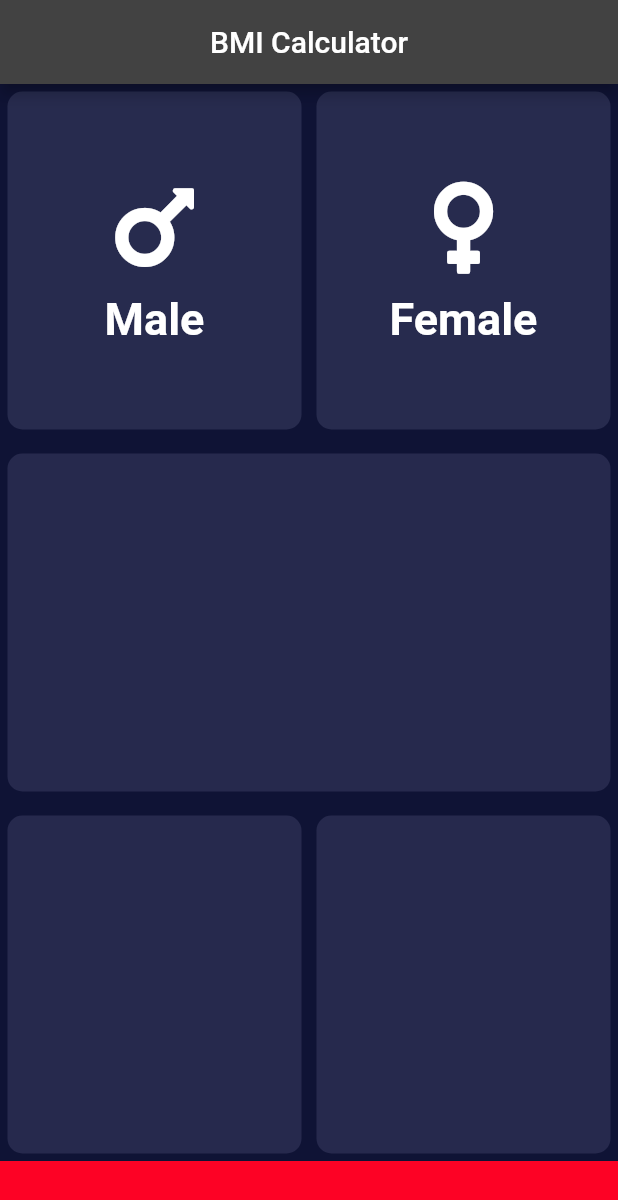
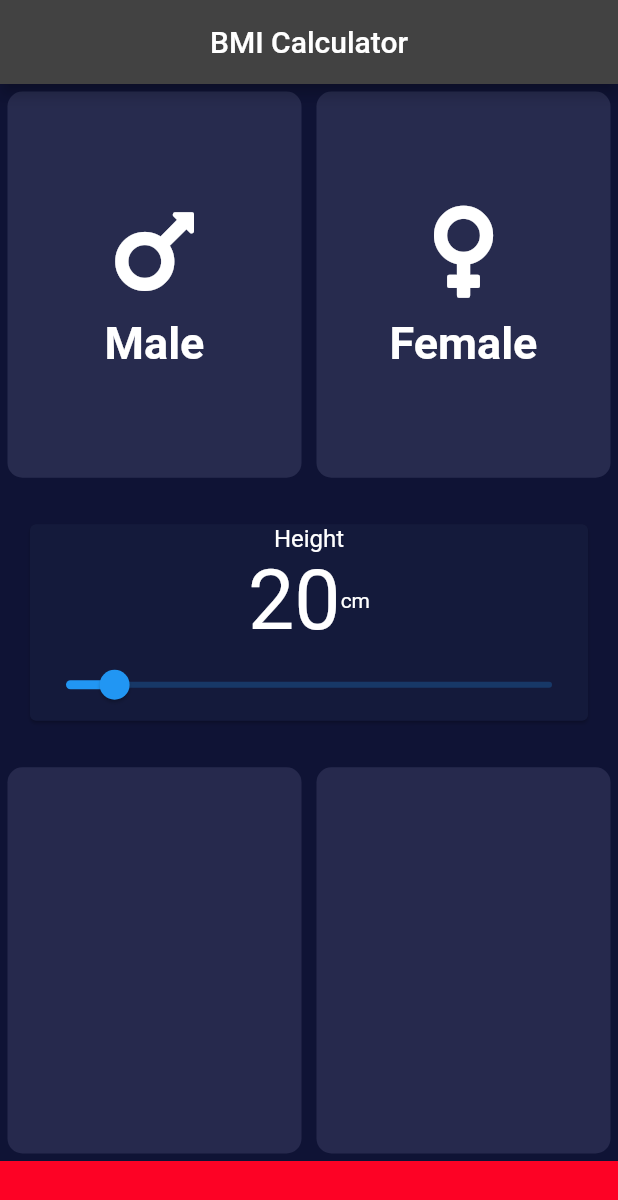
Before and after one commit to NewtonGain/bmi_calculator, a Flutter app: the screen it shows after launch, on a phone screen of 412 x 824 dp. Shown: the top 1200 px of the screen. Run offline on Flutter 3.47's test engine with Material 2 defaults, Android fonts, the phone set to English and light mode, and no system bars; our stand-ins replace font_awesome_flutter.

Commit message:
slider add

```diff
--- a/lib/input_page.dart
+++ b/lib/input_page.dart
@@ -38,7 +38,7 @@ class _MainPageState extends State<MainPage> {
     }
   }
 
-
+double _currentSliderValue = 20;
 
   @override
   Widget build(BuildContext context) {
@@ -89,15 +89,42 @@ class _MainPageState extends State<MainPage> {
             SizedBox(
               height: 6,
             ),
-            Expanded(
-              child: Row(
-                children: [
-                  Expanded(
-                    child: container(
-                      colors: Color(0xFF26294D),
+            Card(
+              color: Color(0xFF141A3B),
+              margin: EdgeInsets.all(20),
+              child: Expanded(
+                child: Column(
+                  children:
+                    [Text('Height',style: TextStyle(fontSize: 16),),
+                    Row(
+                      mainAxisAlignment: MainAxisAlignment.center,
+                      children: [
+
+                        Text(_currentSliderValue.round().toString(),style: TextStyle(fontSize: 55),),
+                        Text('cm'),
+                      ],
                     ),
-                  ),
-                ],
+                      Row(
+
+                      children: [
+
+                        Expanded(
+                          child: Slider(
+                        value: _currentSliderValue,
+                        max: 200,
+
+                        label: _currentSliderValue.round().toString(),
+                        onChanged: (double value) {
+                          setState(() {
+                            _currentSliderValue = value;
+                          });
+                        },
+                      ),
+                        ),
+                      ],
+                    ),
+                  ],
+                ),
               ),
             ),
             SizedBox(
```
Also changed, not shown: pubspec.lock.
